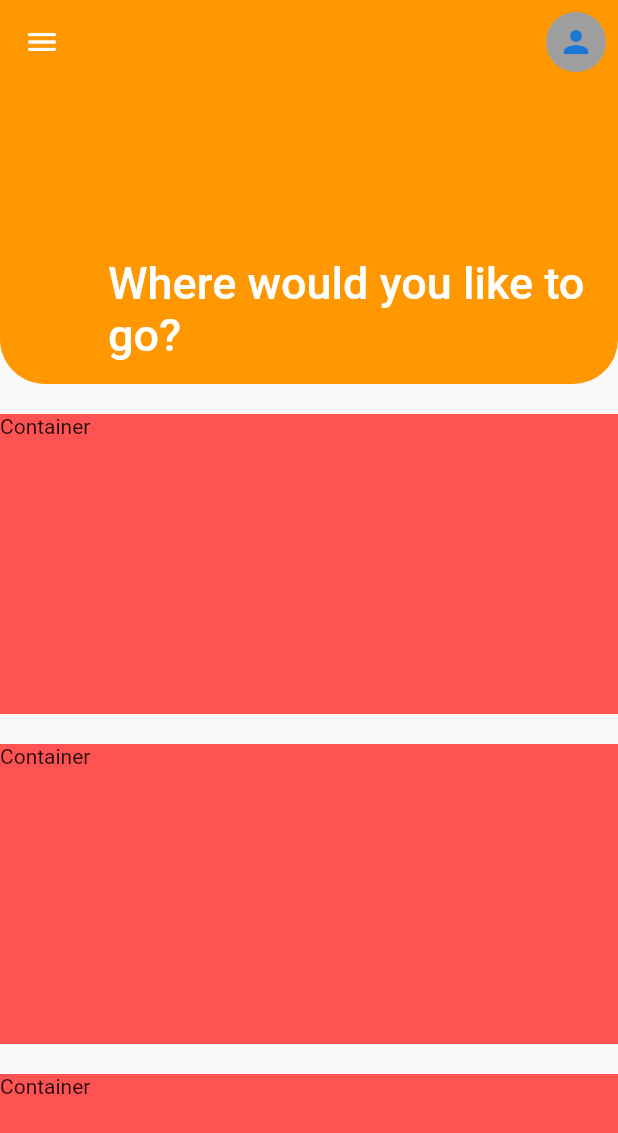
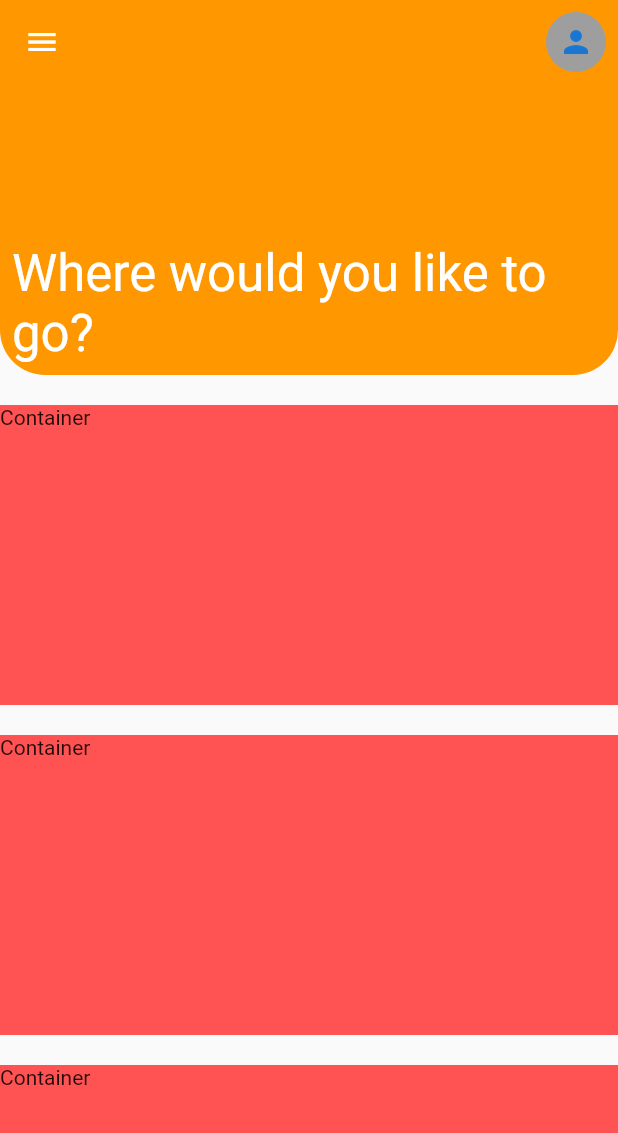
Before and after one commit to lohenyumnam/intern_daily_task, a Flutter app: the TravelApp screen opened directly, on a phone screen of 412 x 824 dp. Shown: the top 1133 px of the screen. Run offline on Flutter 3.47's test engine with Material 2 defaults, Android fonts, the phone set to English and light mode, and no system bars.

Commit message:
Fixed Scroll issue

```diff
--- a/lib/src/daily_task/page/travelApp/travel_app.dart
+++ b/lib/src/daily_task/page/travelApp/travel_app.dart
@@ -8,11 +8,27 @@ class TravelApp extends StatelessWidget {
     return Scaffold(
       body: CustomScrollView(slivers: [
         SliverAppBar(
-          flexibleSpace: const FlexibleSpaceBar(
-            title: Text('Where would you like to go?'),
+          flexibleSpace: FlexibleSpaceBar(
+            // title: Text('Where would you like to go?'),
+            background: Padding(
+              padding: const EdgeInsets.all(8.0),
+              child: Column(
+                crossAxisAlignment: CrossAxisAlignment.start,
+                mainAxisAlignment: MainAxisAlignment.end,
+                children: [
+                  Text(
+                    'Where would you like to go?',
+                    style: Theme.of(context)
+                        .textTheme
+                        .headline4
+                        ?.copyWith(color: Colors.white),
+                  ),
+                ],
+              ),
+            ),
           ),
           pinned: true,
-          floating: true,
+          floating: false,
           snap: false,
           backgroundColor: Colors.orange,
           leading: IconButton(
@@ -35,8 +51,11 @@ class TravelApp extends StatelessWidget {
               bottomRight: Radius.circular(30),
             ),
           ),
-          bottom: const PreferredSize(
-              preferredSize: Size.fromHeight(200), child: SizedBox()),
+          expandedHeight: 250,
+          // bottom: const PreferredSize(
+          //   preferredSize: Size.fromHeight(200),
+          //   child: SizedBox(),
+          // ),
         ),
         SliverList(
           delegate: SliverChildListDelegate([
```
